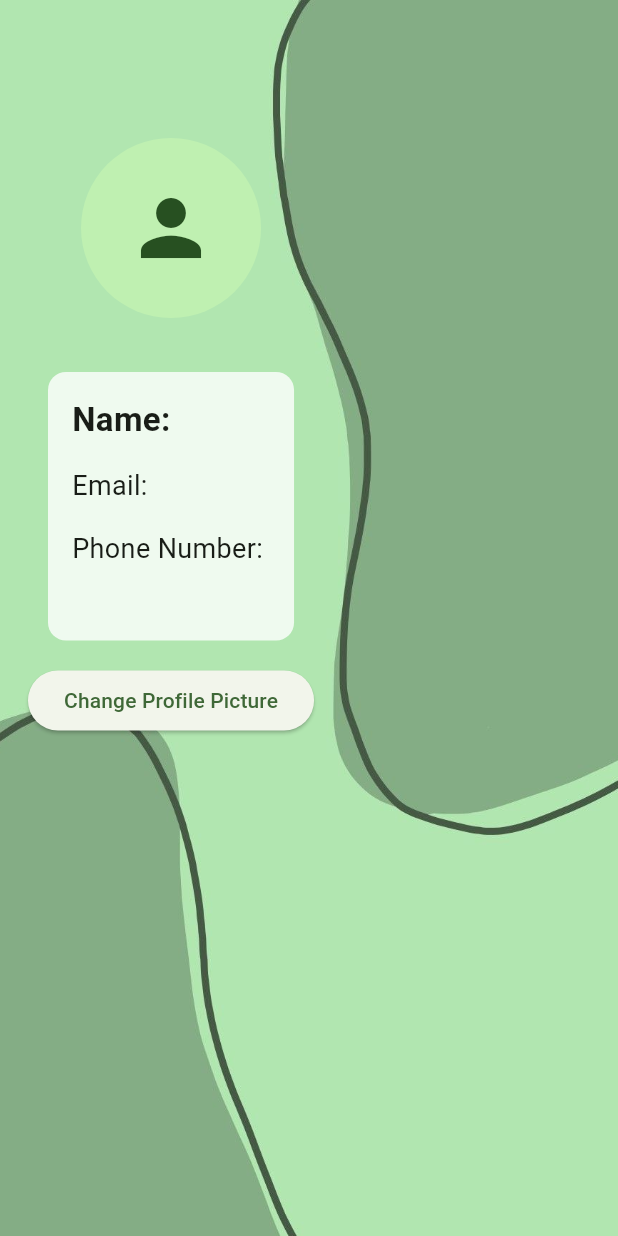
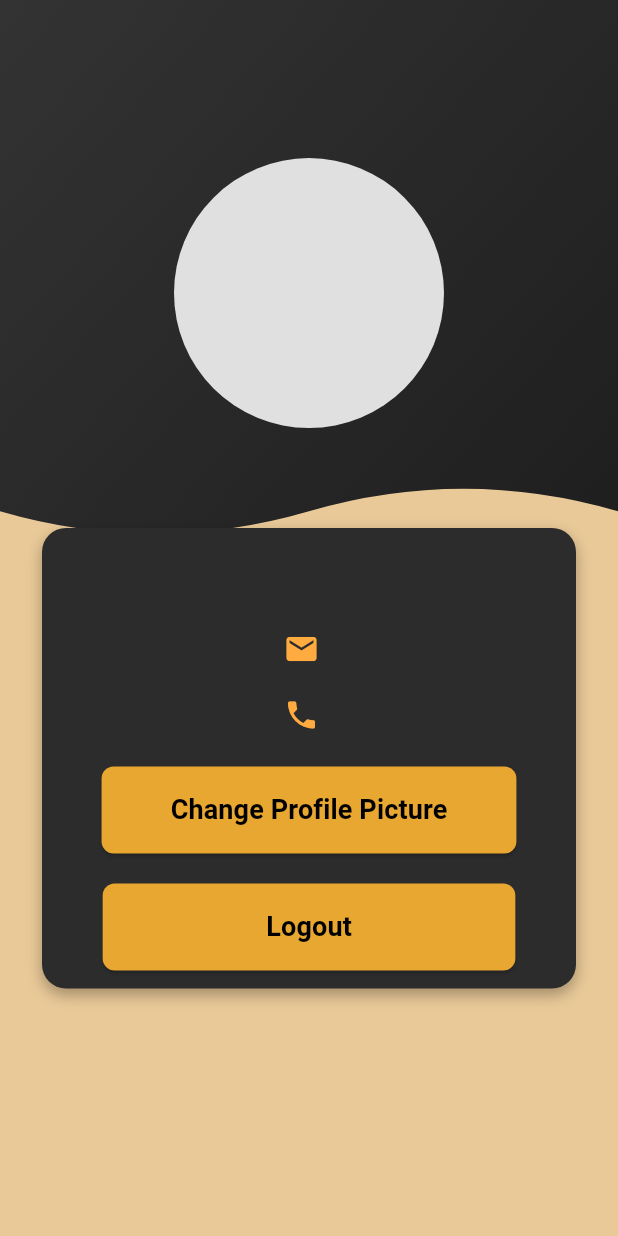
Before and after one commit to Op-Vision17/dr.Doom_App, a Flutter app: the ProfilePage screen opened directly, on a phone screen of 412 x 824 dp. Run offline on Flutter 3.47's test engine with Material 3 defaults, Android fonts, the phone set to English and light mode, and no system bars; our stand-ins replace animated_splash_screen, flutter_riverpod, flutter_secure_storage, google_fonts, hive, hive_flutter and 4 more; missing offline and left inert: agora_rtc_engine; accounts and stored records are empty.

Commit message:
profile ui

```diff
--- a/lib/appui/profile.dart
+++ b/lib/appui/profile.dart
@@ -1,9 +1,13 @@
+import 'package:doctor_doom/appui/Schedule.dart';
+import 'package:doctor_doom/appui/joinmeeting2.dart';
+import 'package:doctor_doom/authentication/loginscreen.dart';
 import 'package:flutter/material.dart';
 import 'package:flutter_riverpod/flutter_riverpod.dart';
 import 'package:doctor_doom/services/user_storage.dart';
 import 'package:image_picker/image_picker.dart';
 import 'package:hive/hive.dart';
 import 'dart:io';
+import 'package:google_fonts/google_fonts.dart';
 
 // Model
 class Profile {
@@ -50,7 +54,7 @@ class ProfilePage extends ConsumerWidget {
       await box.put('profile_picture', imagePath);
 
       // Refresh the UI after saving
-      Navigator.of(context).pop();
+       Navigator.of(context).pushReplacement(MaterialPageRoute(builder: (context) =>  ProfilePage()));
     }
   }
 
@@ -59,21 +63,62 @@ class ProfilePage extends ConsumerWidget {
     final profileAsync = ref.watch(profileProvider);
 
     return Scaffold(
+      backgroundColor: const Color.fromARGB(255, 233, 201, 152),
       body: Stack(
         children: [
-          // Background Image
-          Container(
-            decoration: BoxDecoration(
-              image: DecorationImage(
-                image: AssetImage('assets/loginbackground.jpg'),
-                fit: BoxFit.cover,
+          // Gradient Background with Black and Orange (from the first code)
+          ClipPath(
+            clipper: WaveClipper(),
+            child: Container(
+              height: MediaQuery.of(context).size.height * 0.45,
+              decoration: const BoxDecoration(
+                gradient: LinearGradient(
+                  colors: [
+                    Color(0xFF333333), // Dark Grey
+                    Color(0xFF1E1E1E), // Black
+                  ],
+                  begin: Alignment.topLeft,
+                  end: Alignment.bottomRight,
+                ),
+              ),
+              child: Padding(
+                padding: const EdgeInsets.only(top: 20.0),
+                child: Center(
+                  child: FutureBuilder(
+                    future: _getProfilePicture(),
+                    builder: (context, snapshot) {
+                      if (snapshot.connectionState == ConnectionState.waiting) {
+                        // Placeholder CircleAvatar with a neutral background when waiting for data
+                        return CircleAvatar(
+                          radius: 90,
+                          backgroundColor: Colors.grey[300], // Placeholder color
+                        );
+                      }
+
+                      if (snapshot.hasData) {
+                        // Display the profile picture if available
+                        return CircleAvatar(
+                          radius: 90,
+                          backgroundImage: FileImage(File(snapshot.data!)),
+                        );
+                      }
+
+                      // Default CircleAvatar with no image if none is found
+                      return CircleAvatar(
+                        radius: 90,
+                        backgroundColor: Colors.grey[300], // Placeholder color when no image is available
+                      );
+                    },
                   ),
                 ),
               ),
-          // Profile Content
+            ),
+          ),
+
+          // Profile Content (from the second code)
           SingleChildScrollView(
             child: Padding(
-              padding: const EdgeInsets.symmetric(horizontal: 16.0, vertical: 32.0),
+              padding: const EdgeInsets.symmetric(horizontal: 16.0, vertical: 280.0),
               child: Column(
                 crossAxisAlignment: CrossAxisAlignment.center,
                 children: [
@@ -82,68 +127,124 @@ class ProfilePage extends ConsumerWidget {
                     data: (profile) {
                       return Column(
                         children: [
-                          // Profile Picture - Fetch from Hive or show a placeholder
-                          FutureBuilder(
-                            future: _getProfilePicture(),
-                            builder: (context, snapshot) {
-                              if (snapshot.connectionState == ConnectionState.waiting) {
-                                return CircleAvatar(
-                                  radius: 60,
-                                  child: Icon(Icons.person, size: 60),
-                                );
-                              }
-
-                              if (snapshot.hasData) {
-                                return CircleAvatar(
-                                  radius: 60,
-                                  backgroundImage: FileImage(File(snapshot.data!)),
-                                );
-                              }
-
-                              return CircleAvatar(
-                                radius: 60,
-                                child: Icon(Icons.person, size: 60),
-                              );
-                            },
+                          // Profile Info (using first code style)
+                          Container(
+                            padding: const EdgeInsets.all(12.0),
+                            margin: const EdgeInsets.all(12.0),
+                            decoration: BoxDecoration(
+                              color: Color(0xFF2C2C2C), // Dark Grey container
+                              borderRadius: BorderRadius.circular(16.0),
+                              boxShadow: [
+                                BoxShadow(
+                                  color: Colors.black.withOpacity(0.3),
+                                  blurRadius: 8,
+                                  offset: const Offset(0, 4),
                                 ),
-
-                          const SizedBox(height: 20),
-
-                          // Profile Info Container
-                          Container(
-                            padding: const EdgeInsets.all(16.0),
-                            margin: const EdgeInsets.all(16.0),
-                            decoration: BoxDecoration(
-                              color: Colors.white.withOpacity(0.8),
-                              borderRadius: BorderRadius.circular(12),
+                              ],
                             ),
                             child: Column(
-                              crossAxisAlignment: CrossAxisAlignment.start,
+                              crossAxisAlignment: CrossAxisAlignment.center,
                               children: [
                                 Text(
-                                  'Name: ${profile.name}',
-                                  style: TextStyle(fontSize: 22, fontWeight: FontWeight.bold),
+                                  profile.name,
+                                  textAlign: TextAlign.center,
+                                  style: GoogleFonts.poppins(
+                                    fontSize: 24,
+                                    fontWeight: FontWeight.w600,
+                                    color: Colors.white,
                                   ),
-                                const SizedBox(height: 16),
-                                Text(
-                                  'Email: ${profile.email}',
-                                  style: TextStyle(fontSize: 18),
                                 ),
-                                const SizedBox(height: 16),
-                                Text(
-                                  'Phone Number: ${profile.phoneNumber}',
-                                  style: TextStyle(fontSize: 18),
+                                const SizedBox(height: 20),
+                                // Email Data with Icon
+                                Row(
+                                  mainAxisAlignment: MainAxisAlignment.center,
+                                  children: [
+                                    Icon(
+                                      Icons.email,
+                                      color: Colors.orangeAccent,
                                     ),
-                                const SizedBox(height: 32),
+                                    const SizedBox(width: 10),
+                                    Flexible( // Ensures that the text can be wrapped or truncated
+                                      child: Text(
+                                        profile.email,
+                                        style: const TextStyle(
+                                          color: Colors.white,
+                                          fontSize: 20,
+                                        ),
+                                        overflow: TextOverflow.ellipsis, // Adds "..." when the text overflows
+                                      ),
+                                    ),
                                   ],
                                 ),
+                                const SizedBox(height: 15),
+                                // Phone Number Data with Icon
+                                Row(
+                                  mainAxisAlignment: MainAxisAlignment.center,
+                                  children: [
+                                    Icon(
+                                      Icons.phone,
+                                      color: Colors.orangeAccent,
                                     ),
+                                    const SizedBox(width: 10),
+                                    Text(
+                                      profile.phoneNumber,
+                                      style: const TextStyle(
+                                        color: Colors.white,
+                                        fontSize: 20,
+                                      ),
+                                    ),
+                                  ],
+                                ),
+                                const SizedBox(height: 20),
+                                  // Change Profile Picture Button
                                 ElevatedButton(
                                   onPressed: () {
                                     // Trigger the profile picture picker
                                     _pickAndSaveProfilePicture(context);
                                   },
-                            child: const Text('Change Profile Picture'),
+                                  style: ElevatedButton.styleFrom(
+                                    backgroundColor: const Color.fromARGB(255, 232, 167, 48),
+                                    shape: RoundedRectangleBorder(
+                                      borderRadius: BorderRadius.circular(8.0),
+                                    ),
+                                    padding: const EdgeInsets.symmetric(vertical: 16.0, horizontal: 46.0),
+                                  ),
+                                  child: Text(
+                                    "Change Profile Picture",
+                                    style: GoogleFonts.roboto(
+                                      fontSize: 18,
+                                      fontWeight: FontWeight.bold,
+                                      color: Colors.black,
+                                    ),
+                                  ),
+                                ),
+
+
+                                const SizedBox(height: 20),
+                                 // Logout Button
+                                ElevatedButton(
+  onPressed: () {
+    _logout(context); // Call your logout logic here
+  },
+  style: ElevatedButton.styleFrom(
+    backgroundColor: const Color.fromARGB(255, 232, 167, 48), // Same color as the "Change Profile Picture" button
+    shape: RoundedRectangleBorder(
+      borderRadius: BorderRadius.circular(8.0), // Matching border radius
+    ),
+    padding: const EdgeInsets.symmetric(vertical: 16.0 , horizontal: 109.0), // Same padding
+  ),
+  child: Text(
+    "Logout",
+    style: GoogleFonts.roboto(
+      fontSize: 18,
+      fontWeight: FontWeight.bold,
+      color: Colors.black,
+    ),
+  ),
+),
+
+                              ],
+                            ),
                           ),
                         ],
                       );
@@ -164,6 +265,14 @@ class ProfilePage extends ConsumerWidget {
     );
   }
 
+  // Method to handle logout
+  void _logout(BuildContext context) {
+    // Add your logout logic here
+    // For example, clear user data from Hive and navigate to the login page
+
+    Navigator.of(context).pushReplacement(MaterialPageRoute(builder: (context) =>  LoginScreen()));
+  }
+
   // Fetch the stored profile picture from Hive
   Future<String?> _getProfilePicture() async {
     final Box box = await Hive.openBox('profileBox');
@@ -172,23 +281,22 @@ class ProfilePage extends ConsumerWidget {
   }
 }
 
-void main() {
-  runApp(
-    const ProviderScope(child: MyApp()),
-  );
+// Custom Clipper for Gradient Wave (from the first code)
+class WaveClipper extends CustomClipper<Path> {
+  @override
+  Path getClip(Size size) {
+    final path = Path();
+    path.lineTo(0.0, 0.0);
+    path.lineTo(0.0, size.height - 30);
+    path.quadraticBezierTo(size.width / 4, size.height, size.width / 2, size.height - 30);
+    path.quadraticBezierTo(size.width * 3 / 4, size.height - 60, size.width, size.height - 30);
+    path.lineTo(size.width, 0.0);
+    path.close();
+    return path;
   }
 
-class MyApp extends StatelessWidget {
-  const MyApp({super.key});
-
   @override
-  Widget build(BuildContext context) {
-    return MaterialApp(
-      title: 'Profile Page',
-      theme: ThemeData(
-        primarySwatch: Colors.blue,
-      ),
-      home: ProfilePage(),
-    );
+  bool shouldReclip(CustomClipper<Path> oldClipper) {
+    return false;
   }
 }
```
Also changed, not shown: pubspec.lock. Lines whose indentation alone changed are shown as unchanged.
